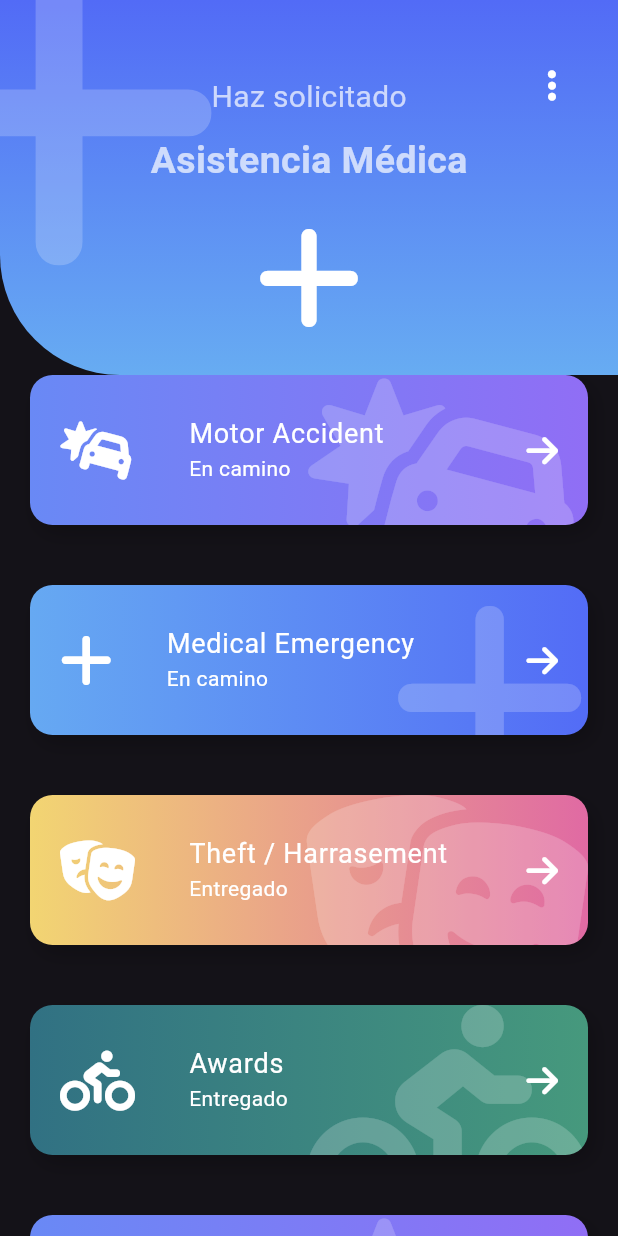
After one commit to manuelduarte077/flutter-examples, a Flutter app: the EmergencyScreen screen opened directly, on a phone screen of 412 x 824 dp. The commit adds this screen. Run offline on Flutter 3.47's test engine with Material 2 defaults, Android fonts, the phone set to English and light mode, and no system bars; our stand-ins replace animate_do, font_awesome_flutter; network calls fail.

Commit message:
feat: emergency layout (#3)

```diff
--- a/lib/designs/desing_screen.dart
+++ b/lib/designs/desing_screen.dart
@@ -1,5 +1,6 @@
 import 'package:fl_components/components/theme/app_theme.dart';
 import 'package:fl_components/designs/custom_painters/headers_page.dart';
+import 'package:fl_components/designs/emergency/emergency_screen.dart';
 import 'package:flutter/material.dart';
 
 class DesignScreen extends StatelessWidget {
@@ -30,7 +31,18 @@ Column menuDesignList(BuildContext context) {
             MaterialPageRoute(builder: (context) => const HeadersPage()),
           );
         },
-      )
+      ),
+      ListTile(
+        title: const Text('Emergency'),
+        trailing: const Icon(Icons.arrow_forward_ios),
+        leading: const Icon(Icons.design_services, color: AppTheme.primary),
+        onTap: () {
+          Navigator.push(
+            context,
+            MaterialPageRoute(builder: (context) => const EmergencyScreen()),
+          );
+        },
+      ),
     ],
   );
 }
--- /dev/null
+++ b/lib/designs/emergency/emergency_screen.dart
@@ -0,0 +1,131 @@
+import 'package:animate_do/animate_do.dart';
+import 'package:fl_components/designs/emergency/widgets/button_card.dart';
+import 'package:fl_components/designs/emergency/widgets/icon_header.dart';
+import 'package:flutter/material.dart';
+import 'package:font_awesome_flutter/font_awesome_flutter.dart';
+
+class ItemBoton {
+  final IconData icon;
+  final String texto;
+  final String status;
+  final Color color1;
+  final Color color2;
+
+  ItemBoton(this.icon, this.texto, this.color1, this.color2, this.status);
+}
+
+final items = <ItemBoton>[
+  ItemBoton(FontAwesomeIcons.carBurst, 'Motor Accident',
+      const Color(0xff6989F5), const Color(0xff906EF5), 'En camino'),
+  ItemBoton(FontAwesomeIcons.plus, 'Medical Emergency', const Color(0xff66A9F2),
+      const Color(0xff536CF6), 'En camino'),
+  ItemBoton(FontAwesomeIcons.masksTheater, 'Theft / Harrasement',
+      const Color(0xffF2D572), const Color(0xffE06AA3), 'Entregado'),
+  ItemBoton(FontAwesomeIcons.personBiking, 'Awards', const Color(0xff317183),
+      const Color(0xff46997D), 'Entregado'),
+  ItemBoton(FontAwesomeIcons.carBurst, 'Motor Accident',
+      const Color(0xff6989F5), const Color(0xff906EF5), 'Entregado'),
+  ItemBoton(FontAwesomeIcons.plus, 'Medical Emergency', const Color(0xff66A9F2),
+      const Color(0xff536CF6), 'Entregado'),
+  ItemBoton(FontAwesomeIcons.masksTheater, 'Theft / Harrasement',
+      const Color(0xffF2D572), const Color(0xffE06AA3), 'Entregado'),
+  ItemBoton(FontAwesomeIcons.personBiking, 'Awards', const Color(0xff317183),
+      const Color(0xff46997D), 'Entregado'),
+  ItemBoton(FontAwesomeIcons.carBurst, 'Motor Accident',
+      const Color(0xff6989F5), const Color(0xff906EF5), 'Entregado'),
+  ItemBoton(FontAwesomeIcons.plus, 'Medical Emergency', const Color(0xff66A9F2),
+      const Color(0xff536CF6), 'Entregado'),
+  ItemBoton(FontAwesomeIcons.masksTheater, 'Theft / Harrasement',
+      const Color(0xffF2D572), const Color(0xffE06AA3), 'Delivered'),
+  ItemBoton(FontAwesomeIcons.personBiking, 'Awards', const Color(0xff317183),
+      const Color(0xff46997D), 'Entregado'),
+];
+
+List<Widget> _botonesGrid() {
+  return items.map((e) {
+    return FadeInLeft(
+      child: ButtonCard(
+        icon: e.icon,
+        title: e.texto,
+        subtitle: e.status,
+        color1: e.color1,
+        color2: e.color2,
+        onPressed: () {
+          print('Hola Mundo');
+        },
+      ),
+    );
+  }).toList();
+}
+
+class EmergencyScreen extends StatelessWidget {
+  const EmergencyScreen({Key? key}) : super(key: key);
+
+  @override
+  Widget build(BuildContext context) {
+    return Scaffold(
+      body: Stack(
+        children: [
+          Container(
+            margin: const EdgeInsets.only(top: 150),
+            child: ListView(
+              physics: const BouncingScrollPhysics(),
+              children: [
+                const SizedBox(height: 80),
+                ..._botonesGrid(),
+              ],
+            ),
+          ),
+          const _Encabezado(),
+        ],
+      ),
+    );
+  }
+}
+
+class _Encabezado extends StatelessWidget {
+  const _Encabezado();
+
+  @override
+  Widget build(BuildContext context) {
+    return Stack(
+      children: [
+        const IconHeader(
+          icon: FontAwesomeIcons.plus,
+          title: 'Haz solicitado',
+          subtitle: 'Asistencia Médica',
+          color1: Color(0xff526BF6),
+          color2: Color(0xff67ACF2),
+        ),
+        Positioned(
+          right: 0,
+          top: 30,
+          child: RawMaterialButton(
+            onPressed: () {},
+            shape: const CircleBorder(),
+            padding: const EdgeInsets.all(15.0),
+            child: const FaIcon(FontAwesomeIcons.ellipsisVertical,
+                color: Colors.white),
+          ),
+        ),
+      ],
+    );
+  }
+}
+
+class PageHeader extends StatelessWidget {
+  const PageHeader({
+    super.key,
+  });
+
+  @override
+  Widget build(BuildContext context) {
+    return const IconHeader(
+      icon: FontAwesomeIcons.plus,
+      title: 'Haz solicitado',
+      subtitle: 'Asistencia Médica',
+      color1: Color(0xff526BF6),
+      color2: Color(0xff67ACF2),
+    );
+  }
+}
--- /dev/null
+++ b/lib/designs/emergency/widgets/button_card.dart
@@ -0,0 +1,109 @@
+import 'package:flutter/material.dart';
+import 'package:font_awesome_flutter/font_awesome_flutter.dart';
+
+class ButtonCard extends StatelessWidget {
+  const ButtonCard({
+    Key? key,
+    required this.icon,
+    required this.title,
+    required this.subtitle,
+    required this.color1,
+    required this.color2,
+    this.onPressed,
+  }) : super(key: key);
+
+  final IconData icon;
+  final String title;
+  final String subtitle;
+  final Color color1;
+  final Color color2;
+  final Function()? onPressed;
+
+  @override
+  Widget build(BuildContext context) {
+    return GestureDetector(
+      onTap: onPressed,
+      child: Stack(
+        children: [
+          _ButtonCardBackground(icon, color1, color2),
+          Row(
+            children: [
+              const SizedBox(height: 140, width: 40),
+              FaIcon(icon, color: Colors.white, size: 40),
+              const SizedBox(width: 20),
+              Expanded(
+                child: ListTile(
+                  title: Text(
+                    title,
+                    style: const TextStyle(color: Colors.white, fontSize: 18),
+                  ),
+                  subtitle: Text(
+                    subtitle,
+                    style: const TextStyle(
+                      color: Colors.white,
+                      fontSize: 14,
+                    ),
+                  ),
+                ),
+              ),
+              const FaIcon(FontAwesomeIcons.arrowRight, color: Colors.white),
+              const SizedBox(width: 40),
+            ],
+          ),
+        ],
+      ),
+    );
+  }
+}
+
+class _ButtonCardBackground extends StatelessWidget {
+  final IconData icon;
+  final Color color1;
+  final Color color2;
+  const _ButtonCardBackground(
+    this.icon,
+    this.color1,
+    this.color2,
+  );
+
+  @override
+  Widget build(BuildContext context) {
+    return Container(
+      width: double.infinity,
+      height: 100,
+      margin: const EdgeInsets.all(20),
+      decoration: BoxDecoration(
+        borderRadius: BorderRadius.circular(15),
+        boxShadow: <BoxShadow>[
+          BoxShadow(
+            color: Colors.black.withOpacity(0.2),
+            offset: const Offset(4, 6),
+            blurRadius: 10,
+          ),
+        ],
+        gradient: LinearGradient(
+          colors: <Color>[
+            color1,
+            color2,
+          ],
+        ),
+      ),
+      child: ClipRRect(
+        borderRadius: BorderRadius.circular(15),
+        child: Stack(
+          children: [
+            Positioned(
+              right: 0,
+              top: 0,
+              child: FaIcon(
+                icon,
+                size: 150,
+                color: Colors.white.withOpacity(0.2),
+              ),
+            )
+          ],
+        ),
+      ),
+    );
+  }
+}
--- /dev/null
+++ b/lib/designs/emergency/widgets/icon_header.dart
@@ -0,0 +1,89 @@
+// ignore_for_file: public_member_api_docs, sort_constructors_first
+import 'package:flutter/material.dart';
+import 'package:font_awesome_flutter/font_awesome_flutter.dart';
+
+class IconHeader extends StatelessWidget {
+  final IconData icon;
+  final String title;
+  final String subtitle;
+  final Color color1;
+  final Color color2;
+
+  const IconHeader({
+    Key? key,
+    required this.icon,
+    required this.title,
+    required this.subtitle,
+    this.color1 = Colors.grey,
+    this.color2 = Colors.blueGrey,
+  }) : super(key: key);
+
+  @override
+  Widget build(BuildContext context) {
+    final Color colorBlaco = Colors.white.withOpacity(0.7);
+    return Stack(
+      children: [
+        _IconHeaderBackground(
+          color1: color1,
+          color2: color2,
+        ),
+        Positioned(
+          top: -50,
+          left: -70,
+          child: FaIcon(
+            icon,
+            size: 250,
+            color: Colors.white.withOpacity(0.2),
+          ),
+        ),
+        Column(
+          children: [
+            const SizedBox(height: 50, width: double.infinity),
+            Text(
+              title,
+              style: TextStyle(color: colorBlaco, fontSize: 20),
+            ),
+            const SizedBox(height: 10),
+            Text(
+              subtitle,
+              style: TextStyle(
+                  color: colorBlaco, fontSize: 25, fontWeight: FontWeight.bold),
+            ),
+            const SizedBox(height: 20),
+            FaIcon(icon, size: 80, color: Colors.white),
+          ],
+        ),
+      ],
+    );
+  }
+}
+
+class _IconHeaderBackground extends StatelessWidget {
+  final Color color1;
+  final Color color2;
+
+  const _IconHeaderBackground({
+    Key? key,
+    required this.color1,
+    required this.color2,
+  }) : super(key: key);
+
+  @override
+  Widget build(BuildContext context) {
+    return Container(
+      width: double.infinity,
+      height: 250,
+      decoration: BoxDecoration(
+        borderRadius: const BorderRadius.only(bottomLeft: Radius.circular(80)),
+        gradient: LinearGradient(
+          begin: Alignment.topCenter,
+          end: Alignment.bottomCenter,
+          colors: [
+            color1,
+            color2,
+          ],
+        ),
+      ),
+    );
+  }
+}
```
Also changed, not shown: pubspec.yaml (+6 -6 lines), pubspec.lock.
